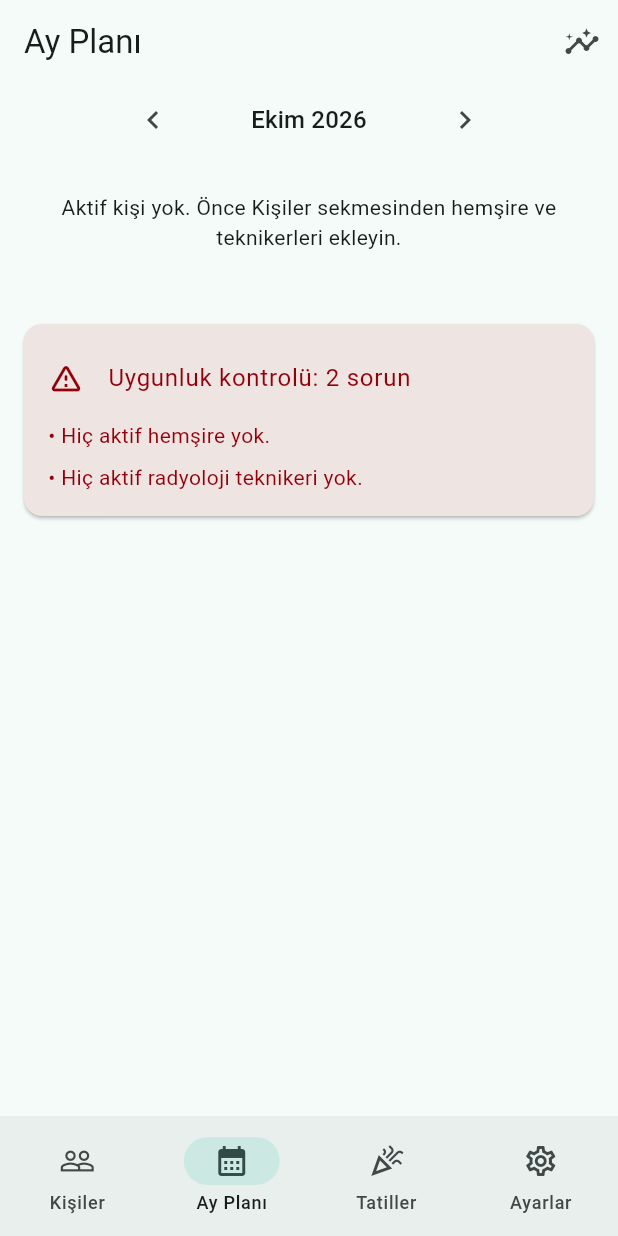
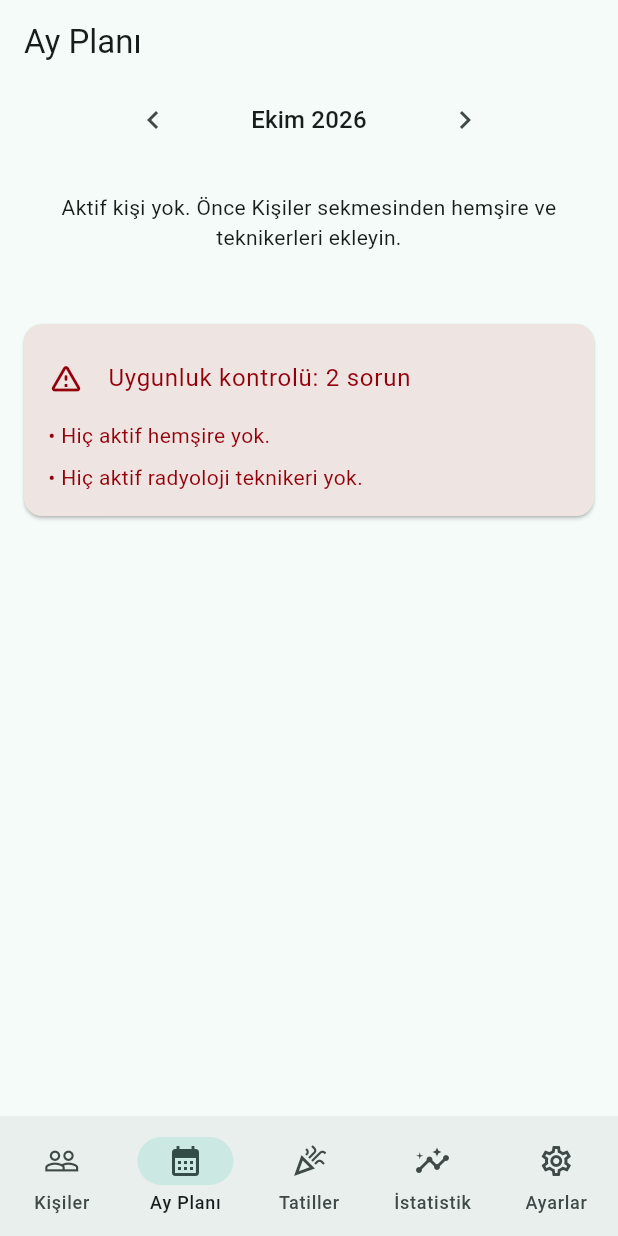
Before and after one commit to mervebesik14/nobet, a Flutter app: the screen it shows after launch, item 2 of the bottom bar chosen, on a phone screen of 412 x 824 dp. Run offline on Flutter 3.47's test engine with Material 3 defaults, Android fonts, the phone set to English and light mode, and no system bars; our stand-ins replace file_picker, flutter_riverpod, hive_ce, hive_ce_flutter, pdf, printing and 2 more; accounts and stored records are empty; statements that could not run were skipped.

Commit message:
İstatistik sekmesi: yıllık toplamlar, aylara göre karşılaştırma, eski liste girişi
Co-Authored-By: Claude Opus 5.5 <noreply@anthropic.com>
Claude-Session: https://claude.ai/code/session_01Y1rGiZaaKPQZyhnhoZdPnr

```diff
--- a/lib/features/month/month_page.dart
+++ b/lib/features/month/month_page.dart
@@ -10,7 +10,6 @@ import '../../shared/widgets/section_header.dart';
 import '../people/people_controller.dart';
 import '../roster/roster_flow.dart';
 import '../roster/roster_page.dart';
-import '../roster/yearly_summary_page.dart';
 import 'month_plan_controller.dart';
 import 'unavailable_days_page.dart';
 import '../../shared/app_colors.dart';
@@ -46,20 +45,7 @@ class MonthPage extends ConsumerWidget {
     final backup = ref.watch(backupStatusProvider);
 
     return Scaffold(
-      appBar: AppBar(
-        title: const Text('Ay Planı'),
-        actions: [
-          IconButton(
-            tooltip: 'Yıllık Özet',
-            icon: const Icon(Icons.insights),
-            onPressed: () => Navigator.of(context).push(
-              MaterialPageRoute<void>(
-                builder: (_) => YearlySummaryPage(initialYear: month.year),
-              ),
-            ),
-          ),
-        ],
-      ),
+      appBar: AppBar(title: const Text('Ay Planı')),
       floatingActionButton: active.isEmpty
           ? null
           : plan.hasRoster
--- a/lib/features/shell/main_shell.dart
+++ b/lib/features/shell/main_shell.dart
@@ -5,6 +5,7 @@ import '../holidays/holidays_page.dart';
 import '../month/month_page.dart';
 import '../people/people_page.dart';
 import '../settings/settings_page.dart';
+import '../statistics/statistics_page.dart';
 
 /// Alt navigasyonda seçili sekmenin indeksi.
 class SelectedTabNotifier extends Notifier<int> {
@@ -18,7 +19,8 @@ final selectedTabProvider = NotifierProvider<SelectedTabNotifier, int>(
   SelectedTabNotifier.new,
 );
 
-/// Dört sekmeli ana iskelet: Kişiler, Ay Planı, Tatiller, Ayarlar.
+/// Beş sekmeli ana iskelet: Kişiler, Ay Planı, Tatiller, İstatistik,
+/// Ayarlar.
 class MainShell extends ConsumerWidget {
   const MainShell({super.key});
 
@@ -26,6 +28,7 @@ class MainShell extends ConsumerWidget {
     PeoplePage(),
     MonthPage(),
     HolidaysPage(),
+    StatisticsPage(),
     SettingsPage(),
   ];
 
@@ -56,6 +59,11 @@ class MainShell extends ConsumerWidget {
             label: 'Tatiller',
           ),
           NavigationDestination(
+            icon: Icon(Icons.insights_outlined),
+            selectedIcon: Icon(Icons.insights),
+            label: 'İstatistik',
+          ),
+          NavigationDestination(
             icon: Icon(Icons.settings_outlined),
             selectedIcon: Icon(Icons.settings),
             label: 'Ayarlar',
```
Also changed, not shown: lib/features/statistics/monthly_comparison.dart (renamed from lib/features/roster/monthly_comparison.dart, +4 -4 lines), lib/features/statistics/statistics_page.dart (renamed from lib/features/roster/yearly_summary_page.dart, +14 -11 lines), lib/features/statistics/past_roster_page.dart (renamed from lib/features/roster/past_roster_page.dart), 3 other files.
